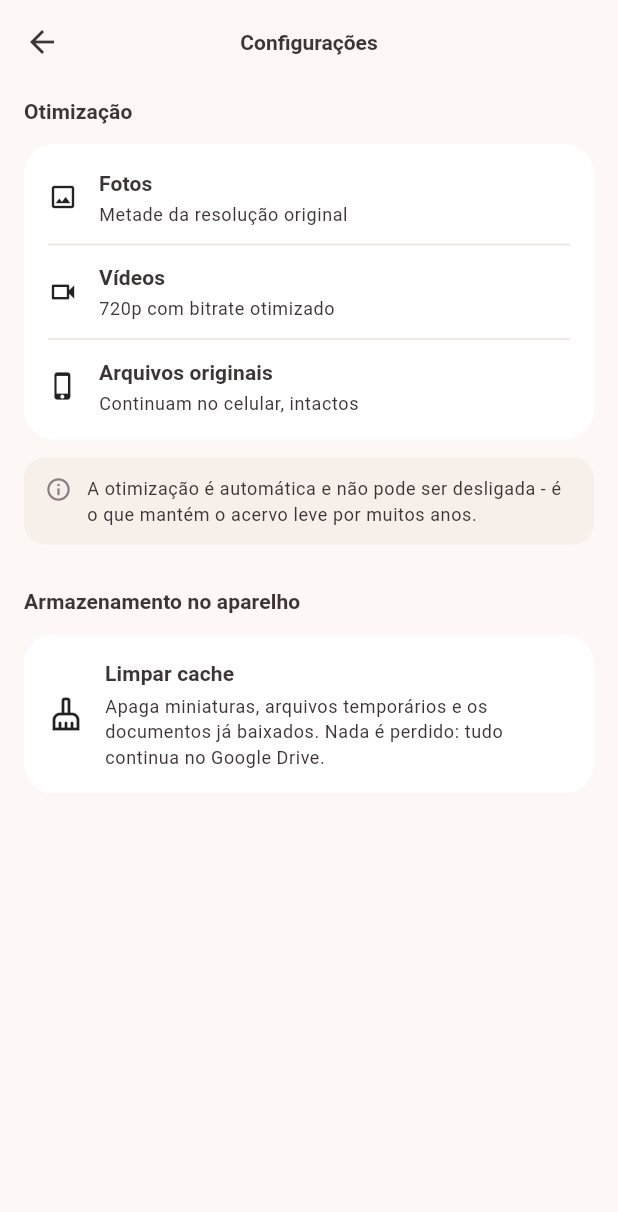
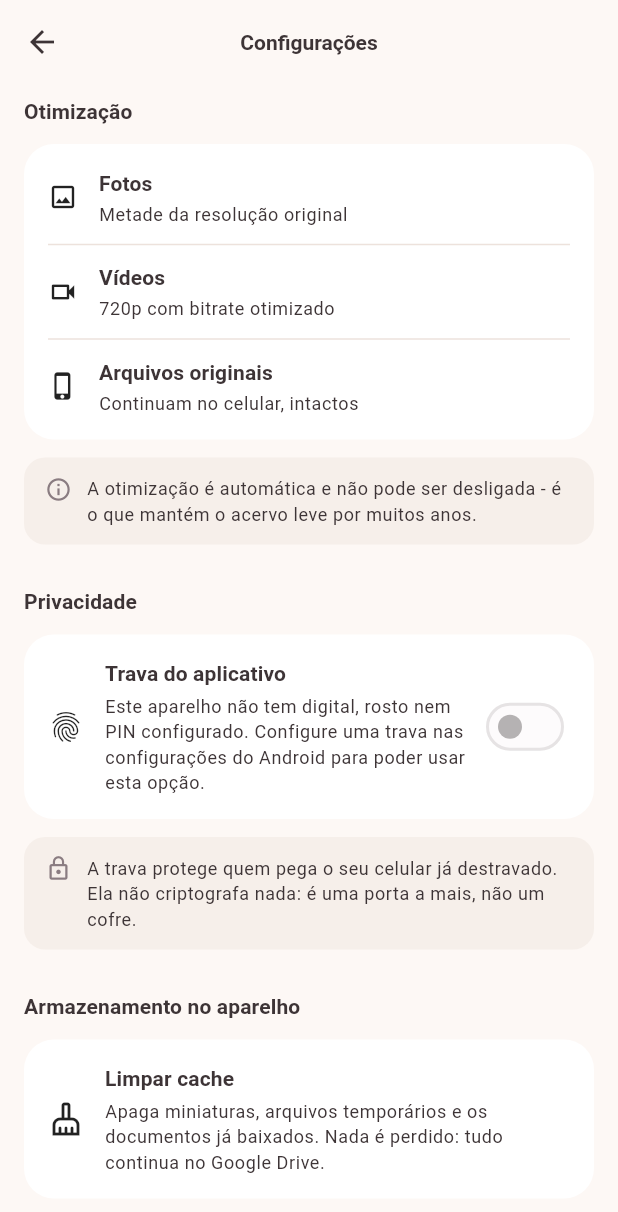
Before and after one commit to CodeByBrigido/NewBaby, a Flutter app: the SettingsScreen screen opened by its route, on a phone screen of 412 x 824 dp. Shown: the top 1212 px of the screen. Run offline on Flutter 3.47's test engine with Material 3 defaults, Android fonts, the phone set to English and light mode, and no system bars; our stand-ins replace cloud_firestore, file_picker, firebase_auth, firebase_core, fl_chart, flutter_image_compress and 10 more; missing offline and left inert: extension_google_sign_in_as_googleapis_auth, googleapis, image_size_getter, video_compress; accounts and stored records are empty.

Commit message:
Trava do aplicativo, opcional e desligada por padrao
Fica em Configuracoes, com um interruptor. Desligada por padrao porque num
aplicativo de familia a trava obrigatoria irrita mais do que protege - e o
que ela resolve e especifico: alguem pega o celular ja destravado e abre o
app, vendo o nome completo da crianca, a data de nascimento e as fotos.

Dois requisitos de plataforma vieram junto, e sem eles a coisa nao abriria.
A MainActivity passa a estender FlutterFragmentActivity: o BiometricPrompt
do Android e um DialogFragment e precisa de uma FragmentActivity por baixo.
E o Info.plist ganha NSFaceIDUsageDescription, sem o qual o iOS derruba o
app na primeira tentativa de Face ID.

Tres decisoes que mudam o comportamento:

Ligar exige confirmar a biometria antes - e a prova de que a trava vai
abrir depois. Ligar sem testar seria a maneira mais facil de alguem se
trancar do lado de fora do proprio acervo. Desligar nao pede nada: quem
esta nesta tela ja passou pela trava. Em aparelho sem digital, rosto ou PIN
configurado a opcao aparece desabilitada, com a explicacao.

biometricOnly fica em false. Com o dedo molhado, ou num aparelho sem
leitor, o PIN do sistema precisa servir; uma trava que so aceita digital e
uma porta sem chave reserva.

Escolher uma foto, abrir um documento ou compartilhar leva o app para
segundo plano sem que a pessoa tenha saido dele. Sem cuidado, a trava
dispararia no meio da tarefa - pedindo a digital para quem esta com o
aparelho na mao. As oito chamadas que abrem tela do sistema passam por uma
guarda, e a decisao de travar e tomada no momento da pausa, quando a guarda
comprovadamente esta de pe, e nao na volta, cuja ordem em relacao ao
resultado do seletor nao e garantida.

Oito testes cobrem o que da para cobrir sem aparelho: desligada nao
incomoda ninguem, ligada cobre o conteudo, o botao tenta de novo, e a
guarda conta certo com aninhamento e nao fica presa quando o seletor falha
- presa, a trava nunca mais voltaria a funcionar na sessao.

```diff
--- a/lib/app.dart
+++ b/lib/app.dart
@@ -5,6 +5,7 @@ import 'package:flutter_riverpod/flutter_riverpod.dart';
 import 'core/l10n/strings.dart';
 import 'core/router/app_router.dart';
 import 'core/theme/app_theme.dart';
+import 'features/shell/app_lock_gate.dart';
 
 class MeuBebeApp extends ConsumerWidget {
   const MeuBebeApp({super.key});
@@ -16,6 +17,10 @@ class MeuBebeApp extends ConsumerWidget {
       debugShowCheckedModeBanner: false,
       theme: AppTheme.build(),
       routerConfig: ref.watch(routerProvider),
+      // A trava fica acima do roteador, envolvendo qualquer rota: uma tela
+      // trancada não pode ser contornada navegando.
+      builder: (BuildContext context, Widget? child) =>
+          AppLockGate(child: child ?? const SizedBox.shrink()),
       // Aplicativo de idioma único: tudo, inclusive os seletores de data
       // do Material, aparece em português do Brasil.
       locale: const Locale('pt', 'BR'),
--- a/lib/core/l10n/strings.dart
+++ b/lib/core/l10n/strings.dart
@@ -141,6 +141,27 @@ abstract final class S {
       'apenas os arquivos que ele mesmo criou, dentro da pasta da cápsula. '
       'O conteúdo do resto do seu Drive ele não alcança.';
 
+  // Trava do aplicativo
+  static const String lockSection = 'Privacidade';
+  static const String lockTitle = 'Trava do aplicativo';
+  static const String lockBody =
+      'Pede sua digital, o rosto ou o PIN do aparelho para abrir o '
+      'aplicativo. Vem desligada.';
+  static const String lockUnavailable =
+      'Este aparelho não tem digital, rosto nem PIN configurado. Configure '
+      'uma trava nas configurações do Android para poder usar esta opção.';
+  static const String lockNote =
+      'A trava protege quem pega o seu celular já destravado. Ela não '
+      'criptografa nada: é uma porta a mais, não um cofre.';
+  static const String lockFailed =
+      'Não foi possível confirmar. A trava continua desligada.';
+  static const String lockReason =
+      'Confirme que é você para abrir as memórias.';
+  static const String lockedTitle = 'Aplicativo trancado';
+  static const String lockedBody =
+      'Confirme sua identidade para ver as memórias.';
+  static const String unlock = 'Desbloquear';
+
   // Crescimento
   static const String viewChart = 'Ver gráfico';
   static const String growthChart = 'Gráfico de crescimento';
--- a/lib/features/profile/settings_screen.dart
+++ b/lib/features/profile/settings_screen.dart
@@ -4,6 +4,7 @@ import 'package:go_router/go_router.dart';
 
 import '../../core/l10n/strings.dart';
 import '../../core/router/app_router.dart';
+import '../../state/lock_providers.dart';
 import '../../state/providers.dart';
 import '../common/widgets.dart';
 import '../../core/utils/error_text.dart';
@@ -80,6 +81,11 @@ class _SettingsScreenState extends ConsumerState<SettingsScreen> {
                 'que mantém o acervo leve por muitos anos.',
           ),
           const SizedBox(height: 28),
+          const SectionHeader(title: S.lockSection),
+          const _LockTile(),
+          const SizedBox(height: 12),
+          const InfoNote(message: S.lockNote, icon: Icons.lock_outline),
+          const SizedBox(height: 28),
           const SectionHeader(title: 'Armazenamento no aparelho'),
           SoftCard(
             onTap: _clearing ? null : _clearCaches,
@@ -120,6 +126,69 @@ class _SettingsScreenState extends ConsumerState<SettingsScreen> {
   }
 }
 
+/// A trava opcional, com o estado do aparelho levado em conta.
+///
+/// Num aparelho sem digital, rosto ou PIN configurado, a opção aparece
+/// desabilitada com a explicação. Ligar uma trava que não abre seria trancar
+/// a pessoa do lado de fora do próprio acervo.
+class _LockTile extends ConsumerWidget {
+  const _LockTile();
+
+  @override
+  Widget build(BuildContext context, WidgetRef ref) {
+    final bool supported = ref.watch(lockSupportedProvider).value ?? false;
+    final AsyncValue<bool> enabled = ref.watch(lockEnabledProvider);
+
+    return SoftCard(
+      child: Column(
+        crossAxisAlignment: CrossAxisAlignment.start,
+        children: <Widget>[
+          Row(
+            children: <Widget>[
+              const Icon(Icons.fingerprint),
+              const SizedBox(width: 14),
+              Expanded(
+                child: Column(
+                  crossAxisAlignment: CrossAxisAlignment.start,
+                  children: <Widget>[
+                    Text(
+                      S.lockTitle,
+                      style: Theme.of(context).textTheme.titleSmall,
+                    ),
+                    const SizedBox(height: 3),
+                    Text(
+                      supported ? S.lockBody : S.lockUnavailable,
+                      style: Theme.of(context).textTheme.bodySmall,
+                    ),
+                  ],
+                ),
+              ),
+              const SizedBox(width: 8),
+              Switch(
+                value: enabled.value ?? false,
+                onChanged: supported && !enabled.isLoading
+                    ? (bool value) => _toggle(context, ref, value: value)
+                    : null,
+              ),
+            ],
+          ),
+        ],
+      ),
+    );
+  }
+
+  Future<void> _toggle(
+    BuildContext context,
+    WidgetRef ref, {
+    required bool value,
+  }) async {
+    final bool ok = await ref
+        .read(lockEnabledProvider.notifier)
+        .set(value: value);
+    if (!ok && context.mounted) showMessage(context, S.lockFailed);
+  }
+}
+
 class _Fixed extends StatelessWidget {
   const _Fixed({required this.icon, required this.title, required this.value});
 
--- /dev/null
+++ b/lib/services/lock_service.dart
@@ -0,0 +1,102 @@
+import 'dart:async';
+
+import 'package:flutter/foundation.dart';
+import 'package:flutter/services.dart';
+import 'package:local_auth/local_auth.dart';
+import 'package:shared_preferences/shared_preferences.dart';
+
+/// Trava opcional do aplicativo, com a biometria do aparelho.
+///
+/// **Desligada por padrão, e é assim de propósito.** Este é um aplicativo de
+/// família: obrigar a digital toda vez para ver a foto do filho irrita muito
+/// mais do que protege. Quem quiser a proteção liga nas Configurações.
+///
+/// O que ela resolve: alguém pega o celular destravado e abre o aplicativo.
+/// Sem a trava, vê o nome completo da criança, a data de nascimento e todas
+/// as fotos. Não substitui a trava do próprio aparelho - soma a ela.
+class LockService {
+  LockService({LocalAuthentication? auth})
+    : _auth = auth ?? LocalAuthentication();
+
+  final LocalAuthentication _auth;
+
+  static const String _key = 'trava_biometrica';
+
+  /// Quanto tempo o aplicativo pode ficar em segundo plano sem travar.
+  ///
+  /// Trocar de aplicativo para copiar um nome e voltar não deve pedir a
+  /// digital. Deixar o celular na mesa e sair, sim.
+  static const Duration grace = Duration(seconds: 30);
+
+  /// Se o aparelho tem como autenticar - biometria, PIN, padrão ou senha.
+  ///
+  /// Num aparelho sem nada configurado a opção aparece desabilitada, com a
+  /// explicação: ligar uma trava que não abre seria trancar a pessoa do lado
+  /// de fora do próprio acervo.
+  Future<bool> isSupported() async {
+    try {
+      return await _auth.isDeviceSupported();
+    } on PlatformException catch (e) {
+      debugPrint('Biometria indisponível neste aparelho: ${e.code}');
+      return false;
+    }
+  }
+
+  Future<bool> isEnabled() async {
+    final SharedPreferences prefs = await SharedPreferences.getInstance();
+    return prefs.getBool(_key) ?? false;
+  }
+
+  Future<void> setEnabled({required bool value}) async {
+    final SharedPreferences prefs = await SharedPreferences.getInstance();
+    await prefs.setBool(_key, value);
+  }
+
+  /// Pede a confirmação. `true` só quando a pessoa se identificou.
+  ///
+  /// `biometricOnly` fica em `false` de propósito: com o dedo molhado, ou num
+  /// aparelho sem leitor, o PIN do sistema precisa servir. Uma trava que só
+  /// aceita digital vira uma porta sem chave reserva.
+  Future<bool> authenticate({required String reason}) async {
+    try {
+      return await _auth.authenticate(
+        localizedReason: reason,
+        // O próprio prompt tira o app do primeiro plano em alguns aparelhos;
+        // com isto o plugin retoma a tentativa em vez de falhar.
+        persistAcrossBackgrounding: true,
+      );
+    } on LocalAuthException catch (e) {
+      debugPrint('Autenticação local não concluída: ${e.code}');
+      return false;
+    } on PlatformException catch (e) {
+      debugPrint('Autenticação local falhou: ${e.code}');
+      return false;
+    }
+  }
+}
+
+/// Marca os momentos em que o aplicativo vai para segundo plano **sem** que a
+/// pessoa tenha saído dele.
+///
+/// Escolher uma foto, abrir um documento ou compartilhar leva o aplicativo
+/// para trás enquanto uma tela do sistema aparece. Travar aí pediria a
+/// digital no meio da tarefa, e não protegeria nada: o aparelho não saiu da
+/// mão de ninguém.
+///
+/// A decisão é tomada no momento em que o aplicativo é pausado - quando esta
+/// guarda comprovadamente está de pé -, e não na volta, cuja ordem de eventos
+/// em relação ao resultado do seletor não é garantida.
+abstract final class ExternalActivity {
+  static int _depth = 0;
+
+  static bool get isOpen => _depth > 0;
+
+  static Future<T> run<T>(Future<T> Function() action) async {
+    _depth++;
+    try {
+      return await action();
+    } finally {
+      _depth--;
+    }
+  }
+}
--- /dev/null
+++ b/lib/state/lock_providers.dart
@@ -0,0 +1,44 @@
+import 'package:flutter_riverpod/flutter_riverpod.dart';
+
+import '../services/lock_service.dart';
+
+final Provider<LockService> lockServiceProvider = Provider<LockService>(
+  (Ref ref) => LockService(),
+);
+
+/// Se o aparelho tem como autenticar. `false` desabilita a opção na tela.
+final FutureProvider<bool> lockSupportedProvider = FutureProvider<bool>(
+  (Ref ref) => ref.watch(lockServiceProvider).isSupported(),
+);
+
+/// A preferência da pessoa, guardada no aparelho. Começa desligada.
+final AsyncNotifierProvider<LockEnabled, bool> lockEnabledProvider =
+    AsyncNotifierProvider<LockEnabled, bool>(LockEnabled.new);
+
+class LockEnabled extends AsyncNotifier<bool> {
+  @override
+  Future<bool> build() => ref.watch(lockServiceProvider).isEnabled();
+
+  /// Liga ou desliga a trava.
+  ///
+  /// Para **ligar**, a pessoa confirma a biometria antes: é a prova de que a
+  /// trava vai abrir depois. Ligar sem testar seria a maneira mais fácil de
+  /// alguém se trancar do lado de fora do próprio acervo.
+  ///
+  /// Para **desligar** não pedimos nada: quem está aqui dentro já passou pela
+  /// trava para chegar até esta tela.
+  Future<bool> set({required bool value}) async {
+    final LockService service = ref.read(lockServiceProvider);
+
+    if (value) {
+      final bool ok = await service.authenticate(
+        reason: 'Confirme para ligar a trava do aplicativo.',
+      );
+      if (!ok) return false;
+    }
+
+    await service.setEnabled(value: value);
+    state = AsyncData<bool>(value);
+    return true;
+  }
+}
--- a/pubspec.yaml
+++ b/pubspec.yaml
@@ -50,6 +50,7 @@ dependencies:
   uuid: ^4.6.0
   collection: ^1.19.1
   meta: ^1.16.0
+  local_auth: ^3.0.2
 
 dev_dependencies:
   flutter_test:
```
Also changed, not shown: lib/features/documents/document_screen.dart (+8 -3 lines), lib/features/gallery/media_viewer_screen.dart (+5 -2 lines), lib/features/growth/growth_editor_sheet.dart (+6 -3 lines), lib/features/onboarding/onboarding_screen.dart (+6 -3 lines), lib/features/shell/add_sheet.dart (+13 -11 lines), lib/features/shell/app_lock_gate.dart (added, +159 -0 lines), pubspec.lock, 4 other files.
